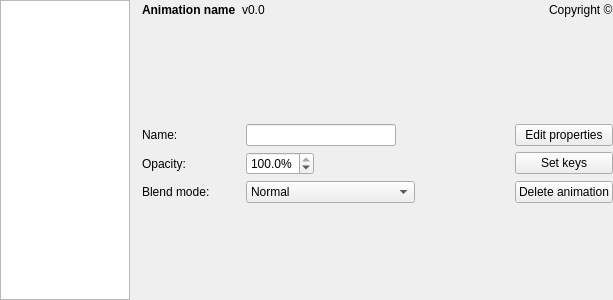
Qt form src/gui/kbanimwidget.ui (ckb-next/ckb-next) before a commit.
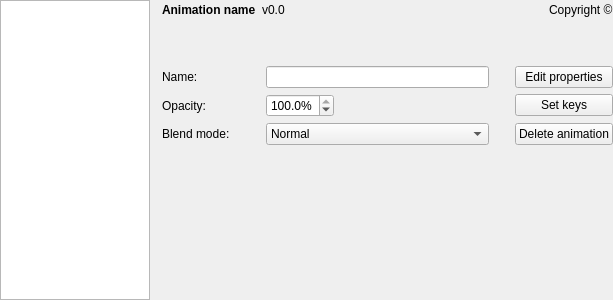
The same form after that commit. The open tabs and pages were chosen to show the change. Custom widgets are drawn as their Qt base class.

```diff
--- a/src/gui/kbanimwidget.ui
+++ b/src/gui/kbanimwidget.ui
@@ -127,6 +127,9 @@
          <property name="orientation">
           <enum>Qt::Vertical</enum>
          </property>
+         <property name="sizeType">
+          <enum>QSizePolicy::Minimum</enum>
+         </property>
          <property name="sizeHint" stdset="0">
           <size>
            <width>20</width>
@@ -140,7 +143,7 @@
          <item row="0" column="3" colspan="2">
           <widget class="QLineEdit" name="nameBox">
            <property name="sizePolicy">
-            <sizepolicy hsizetype="Fixed" vsizetype="Fixed">
+            <sizepolicy hsizetype="Preferred" vsizetype="Fixed">
              <horstretch>0</horstretch>
              <verstretch>0</verstretch>
             </sizepolicy>
@@ -151,12 +154,6 @@
              <height>0</height>
             </size>
            </property>
-           <property name="maximumSize">
-            <size>
-             <width>150</width>
-             <height>16777215</height>
-            </size>
-           </property>
           </widget>
          </item>
          <item row="1" column="3">
@@ -247,19 +244,6 @@
            </property>
           </widget>
          </item>
-         <item row="0" column="5">
-          <spacer name="horizontalSpacer_3">
-           <property name="orientation">
-            <enum>Qt::Horizontal</enum>
-           </property>
-           <property name="sizeHint" stdset="0">
-            <size>
-             <width>40</width>
-             <height>20</height>
-            </size>
-           </property>
-          </spacer>
-         </item>
          <item row="0" column="1">
           <widget class="QLabel" name="label_7">
            <property name="text">
@@ -301,6 +285,22 @@
            </property>
           </spacer>
          </item>
+         <item row="0" column="5">
+          <spacer name="horizontalSpacer_3">
+           <property name="orientation">
+            <enum>Qt::Horizontal</enum>
+           </property>
+           <property name="sizeType">
+            <enum>QSizePolicy::Minimum</enum>
+           </property>
+           <property name="sizeHint" stdset="0">
+            <size>
+             <width>20</width>
+             <height>20</height>
+            </size>
+           </property>
+          </spacer>
+         </item>
         </layout>
        </item>
        <item>
@@ -339,9 +339,15 @@
    </item>
    <item row="0" column="0" rowspan="2">
     <widget class="RListWidget" name="animList">
+     <property name="sizePolicy">
+      <sizepolicy hsizetype="Maximum" vsizetype="Expanding">
+       <horstretch>0</horstretch>
+       <verstretch>0</verstretch>
+      </sizepolicy>
+     </property>
      <property name="maximumSize">
       <size>
-       <width>130</width>
+       <width>150</width>
        <height>16777215</height>
       </size>
      </property>
```
Left out of the diff: 3 changed lines with no effect on the pictures.
